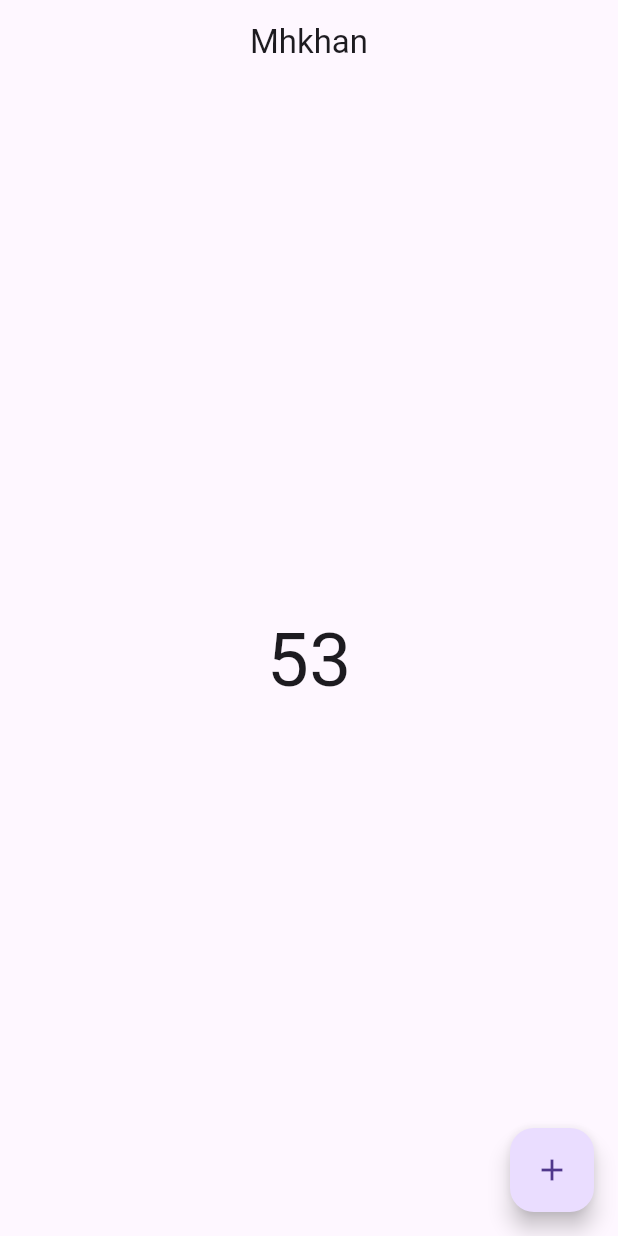
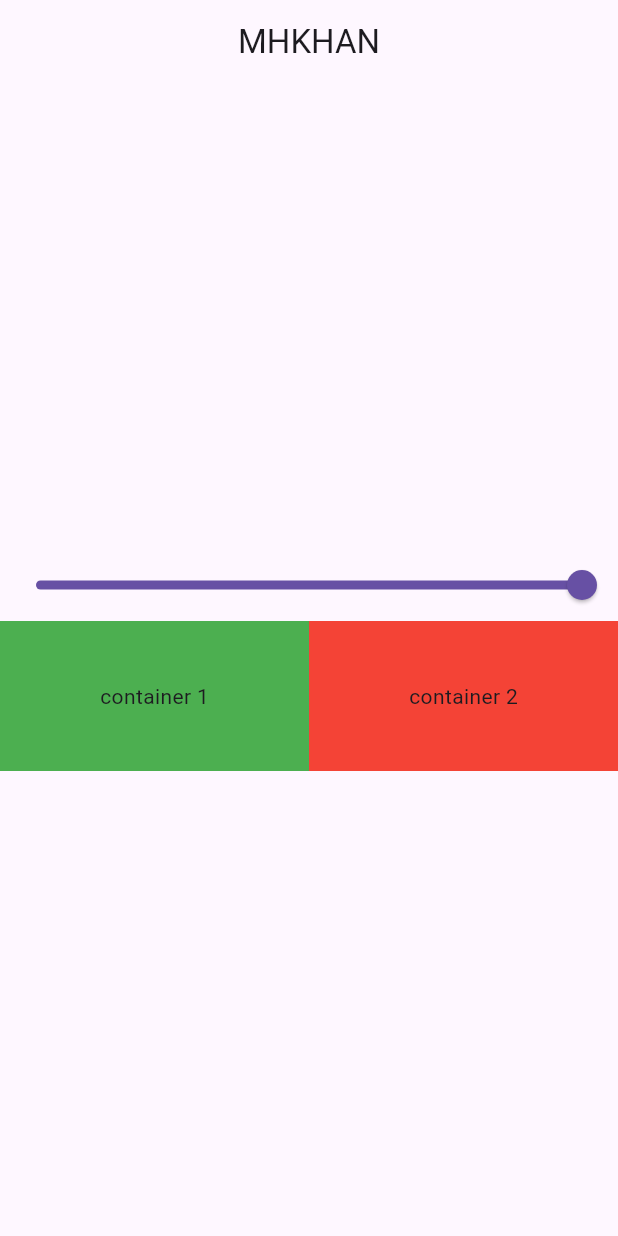
Before and after one commit to Haroonkhan934/practice_project, a Flutter app: the screen it shows after launch, on a phone screen of 412 x 824 dp. Run offline on Flutter 3.47's test engine with Material 3 defaults, Android fonts, the phone set to English and light mode, and no system bars.

Commit message:
changes DONE

```diff
--- a/lib/main.dart
+++ b/lib/main.dart
@@ -1,7 +1,9 @@
 import 'package:flutter/material.dart';
 import 'package:practice_project/home_screen.dart';
 import 'package:practice_project/provider/count_provider.dart';
+import 'package:practice_project/provider/example_one_provider.dart';
 import 'package:practice_project/screen/count_example.dart';
+import 'package:practice_project/screen/example_one.dart';
 import 'package:practice_project/statefull_widget_screen.dart';
 import 'package:practice_project/why_provider.dart';
 import 'package:provider/provider.dart';
@@ -17,12 +19,15 @@ class MyApp extends StatelessWidget {
   @override
   Widget build(BuildContext context) {
 
-    return ChangeNotifierProvider(
-    create: (_) => CountProvider(),
+    return MultiProvider(
+        providers: [
+          ChangeNotifierProvider(create: (_) => CountProvider()),
+          ChangeNotifierProvider(create: (_) => ExampleOneProvider()),
+        ],
       child:MaterialApp(
         title: 'Flutter Demo',
         theme: ThemeData(primarySwatch: Colors.blue), // ThemeData
-        home: const CountExample(),
+        home: const ExampleOneScreen(),
       ) ,
     );
 
--- /dev/null
+++ b/lib/provider/example_one_provider.dart
@@ -0,0 +1,11 @@
+import 'package:flutter/foundation.dart';
+
+class ExampleOneProvider with ChangeNotifier{
+
+  double _value = 1.0 ;
+  double get value => _value;
+  void setValue(double val){
+    _value=val;
+    notifyListeners();
+  }
+  }
--- /dev/null
+++ b/lib/screen/example_one.dart
@@ -0,0 +1,78 @@
+//import 'dart:nativewrappers/_internal/vm/lib/math_patch.dart';
+
+/* 🤟Ye ek internal Dart SDK library hai jo Flutter apps mein use nahi ki
+ja sakti, especially jab aap mobile (Android/iOS) apps bana rahe ho. Ye sirf Dart VM ke kuch
+ specific internal use cases ke liye hoti hai, aur public use ke liye available nahi hoti.
+ */
+
+import 'package:flutter/material.dart';
+import 'package:provider/provider.dart';
+
+import '../provider/example_one_provider.dart';
+
+
+class ExampleOneScreen extends StatefulWidget {
+  const ExampleOneScreen({super.key});
+
+  @override
+  State<ExampleOneScreen> createState() => _ExampleOneScreenState();
+}
+
+class _ExampleOneScreenState extends State<ExampleOneScreen> {
+
+  @override
+  Widget build(BuildContext context) {
+
+    print('build');
+    return Scaffold(
+      appBar: AppBar(
+        title: Center(child: const Text('MHKHAN')),
+
+      ),
+      body: Column(
+        mainAxisAlignment: MainAxisAlignment.center,
+        children: [
+          Consumer<ExampleOneProvider>(builder:( context,value,child) {
+            return Slider(
+                min:0,
+                max: 1,
+                value: value.value, onChanged: (val){
+              value.setValue(val);
+
+            });
+          }),
+          Consumer<ExampleOneProvider>(builder:( context,value,child) {
+            return Row(
+              children: [
+                Expanded(
+                  child: Container(
+                    height: 100,
+                    decoration: BoxDecoration(
+                        color: Colors.green.withOpacity(value.value)
+                    ),
+                    child:const Center(
+                      child: Text('container 1'),
+                    ),
+                  ),
+                ),
+                Expanded(
+                  child: Container(
+                    height: 100,
+                    decoration: BoxDecoration(
+                        color: Colors.red.withOpacity(value.value)
+                    ),
+                    child:const Center(
+                      child: Text('container 2'),
+                    ),
+                  ),
+                ),
+
+              ],
+            );
+          }),
+
+        ],
+      ),
+    );
+  }
+}
```
Also changed, not shown: lib/provider/count_provider.dart (+3 -4 lines), lib/screen/count_example.dart (+13 -9 lines).
